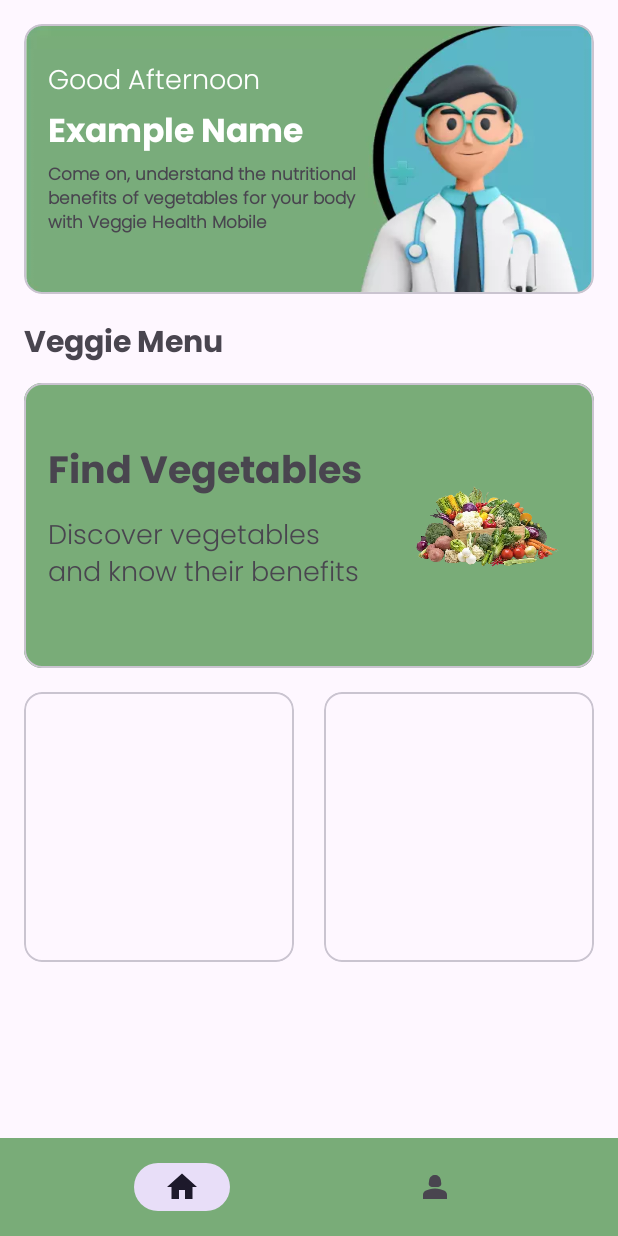
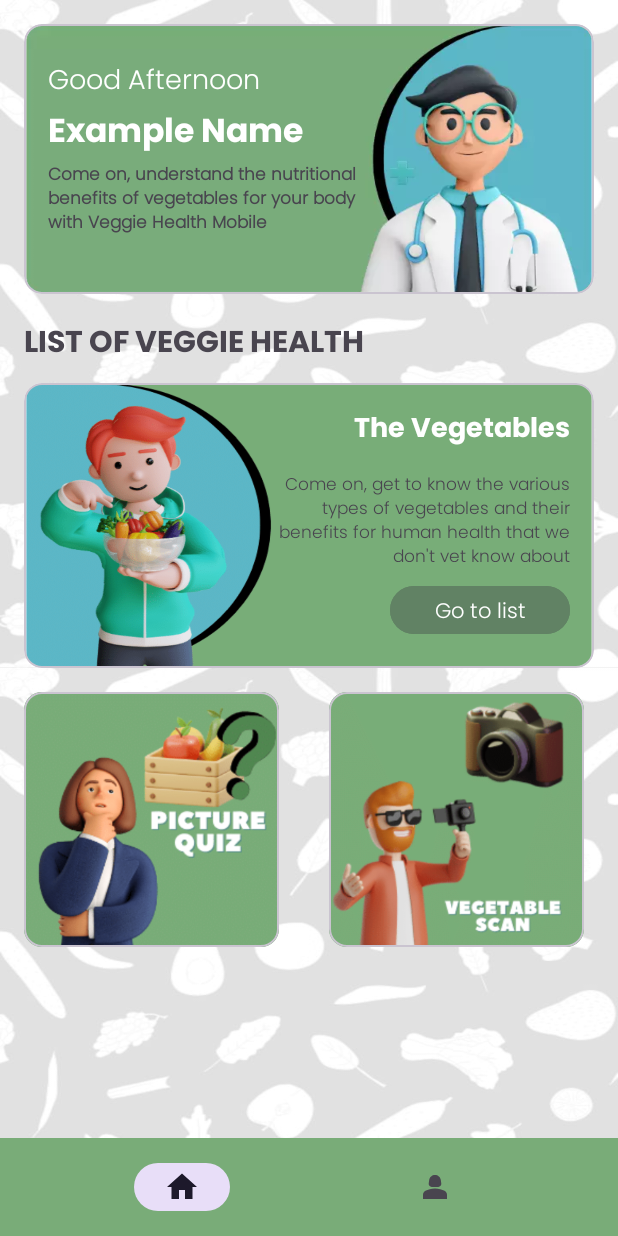
Before and after one commit to VeggieHealth/Mobile-Project, an Android app: the HomeFragment screen opened directly, with no data from a screen before it, on a phone screen of 412 x 824 dp. Run offline under Robolectric (Android 15) with nearby library versions, the phone set to English and light mode, and no system bars; our stand-ins replace navigation-ui.

Commit message:
Redesign halaman home.2

```diff
--- a/app/src/main/res/layout/fragment_home.xml
+++ b/app/src/main/res/layout/fragment_home.xml
@@ -4,6 +4,7 @@
     xmlns:tools="http://schemas.android.com/tools"
     android:layout_width="match_parent"
     android:layout_height="match_parent"
+    android:background="@drawable/backgroundhome"
     tools:context=".ui.home.HomeFragment">
 
  <com.google.android.material.card.MaterialCardView
@@ -55,8 +56,8 @@
        android:layout_marginStart="16dp"
        android:fontFamily="@font/poppins_light"
        android:text="@string/welcome_text"
+       android:textSize="11sp"
        android:textStyle="bold"
-       android:textSize="11sp"
        app:layout_constraintStart_toStartOf="parent"
        app:layout_constraintTop_toBottomOf="@+id/tv_nama_home" />
 
@@ -73,8 +74,8 @@
      android:layout_marginStart="16dp"
      android:layout_marginTop="16dp"
      android:fontFamily="@font/poppins_bold"
+     android:text="@string/veggie_menu"
      android:textSize="20sp"
-     android:text="@string/veggie_menu"
      app:layout_constraintStart_toStartOf="parent"
      app:layout_constraintTop_toBottomOf="@+id/materialCardView" />
 
@@ -92,63 +93,95 @@
   <androidx.constraintlayout.widget.ConstraintLayout
       android:layout_width="match_parent"
       android:layout_height="match_parent"
-      android:background="@color/green_2">
+      android:background="@drawable/backgorund_list">
 
    <TextView
-       android:id="@+id/tv_vegetable"
-       android:layout_width="210dp"
-       android:layout_height="50dp"
-       android:layout_marginStart="16dp"
-       android:layout_marginTop="38dp"
+       android:id="@+id/the_vegetables"
+       android:layout_width="200dp"
+       android:layout_height="35dp"
+       android:layout_marginTop="16dp"
+       android:layout_marginEnd="16dp"
        android:fontFamily="@font/poppins_bold"
-       android:text="@string/find_vegetables"
-       android:textSize="25sp"
-       app:layout_constraintStart_toStartOf="parent"
+       android:gravity="end"
+       android:text="@string/the_vegetables"
+       android:textColor="@color/white"
+       android:textSize="18sp"
+       app:layout_constraintEnd_toEndOf="parent"
        app:layout_constraintTop_toTopOf="parent" />
 
    <TextView
-       android:layout_width="210dp"
-       android:layout_height="50dp"
-       android:layout_marginStart="16dp"
+       android:id="@+id/desc_list"
+       android:layout_width="200dp"
+       android:layout_height="60dp"
+       android:layout_marginTop="8dp"
+       android:layout_marginEnd="16dp"
        android:fontFamily="@font/poppins_light"
-       android:text="@string/kenali_sayuran"
-       android:textSize="18sp"
-       app:layout_constraintStart_toStartOf="parent"
-       app:layout_constraintTop_toBottomOf="@+id/tv_vegetable" />
+       android:gravity="end"
+       android:text="@string/desc_list_veg"
+       android:textSize="11sp"
+       app:layout_constraintEnd_toEndOf="parent"
+       app:layout_constraintTop_toBottomOf="@+id/the_vegetables" />
 
-   <ImageView
-       android:id="@+id/iv_sayuran"
-       android:layout_width="110dp"
-       android:layout_height="110dp"
+   <Button
+       android:id="@+id/btn_list_home"
+       android:layout_width="120dp"
+       android:layout_height="40dp"
+       android:layout_marginTop="12dp"
        android:layout_marginEnd="16dp"
-       android:src="@drawable/list_sayuran"
-       app:layout_constraintBottom_toBottomOf="parent"
+       android:backgroundTint="@color/green_1"
+       android:fontFamily="@font/poppins_light"
+       android:text="@string/button_list"
        app:layout_constraintEnd_toEndOf="parent"
-       app:layout_constraintTop_toTopOf="parent" />
+       app:layout_constraintTop_toBottomOf="@+id/desc_list" />
 
   </androidx.constraintlayout.widget.ConstraintLayout>
 
  </com.google.android.material.card.MaterialCardView>
 
  <com.google.android.material.card.MaterialCardView
-     android:id="@+id/materialCardView2"
-     android:layout_width="180dp"
-     android:layout_height="180dp"
+     android:id="@+id/cv_quiz"
+     android:layout_width="170dp"
+     android:layout_height="170dp"
      android:layout_marginStart="16dp"
      android:layout_marginTop="16dp"
+     android:layout_marginEnd="16dp"
      app:layout_constraintStart_toStartOf="parent"
      app:layout_constraintTop_toBottomOf="@+id/cv_daftar_sayuran">
+
+  <androidx.constraintlayout.widget.ConstraintLayout
+      android:layout_width="match_parent"
+      android:layout_height="match_parent"
+      android:background="@drawable/btn_quiz">
+
+  </androidx.constraintlayout.widget.ConstraintLayout>
 
  </com.google.android.material.card.MaterialCardView>
 
  <com.google.android.material.card.MaterialCardView
-     android:layout_width="180dp"
-     android:layout_height="180dp"
+     android:id="@+id/cv_scan"
+     android:layout_width="170dp"
+     android:layout_height="170dp"
+     android:layout_marginStart="8dp"
      android:layout_marginTop="16dp"
      android:layout_marginEnd="16dp"
      app:layout_constraintEnd_toEndOf="parent"
+     app:layout_constraintStart_toStartOf="@+id/guideline6"
      app:layout_constraintTop_toBottomOf="@+id/cv_daftar_sayuran">
+
+  <androidx.constraintlayout.widget.ConstraintLayout
+      android:layout_width="match_parent"
+      android:layout_height="match_parent"
+      android:background="@drawable/btn_scan">
+
+  </androidx.constraintlayout.widget.ConstraintLayout>
 
  </com.google.android.material.card.MaterialCardView>
 
+ <androidx.constraintlayout.widget.Guideline
+     android:id="@+id/guideline6"
+     android:layout_width="wrap_content"
+     android:layout_height="wrap_content"
+     android:orientation="vertical"
+     app:layout_constraintGuide_begin="205dp" />
+
 </androidx.constraintlayout.widget.ConstraintLayout>
--- a/app/src/main/res/values/colors.xml
+++ b/app/src/main/res/values/colors.xml
@@ -4,4 +4,5 @@
     <color name="white">#FFFFFFFF</color>
     <color name="green_2">#79AC78</color>
     <color name="green_8">#048C2A</color>
+    <color name="green_1">#618264</color>
 </resources>
--- a/app/src/main/res/values/strings.xml
+++ b/app/src/main/res/values/strings.xml
@@ -15,10 +15,13 @@
     <string name="nav_person">Person</string>
     <string name="logout">Log out</string>
     <string name="greeting">Good Afternoon</string>
-    <string name="veggie_menu">Veggie Menu</string>
+    <string name="veggie_menu">LIST OF VEGGIE HEALTH</string>
     <string name="welcome_text">Come on, understand the nutritional benefits of vegetables for your body with Veggie Health Mobile</string>
     <string name="find_vegetables">Find Vegetables</string>
     <string name="kenali_sayuran">Discover vegetables and know their benefits</string>
+    <string name="the_vegetables">The Vegetables</string>
+    <string name="desc_list_veg">Come on, get to know the various types of vegetables and their benefits for human health that we don\'t yet know about</string>
+    <string name="button_list">Go to list</string>
 
     <string name="camera">Camera</string>
     <string name="galery">Galery</string>
```
Also changed, not shown: app/src/main/res/drawable/backgorund_list.png (added), app/src/main/res/drawable/backgroundhome.jpg (added), app/src/main/res/drawable/btn_quiz.png (added), app/src/main/res/drawable/btn_scan.png (added).
